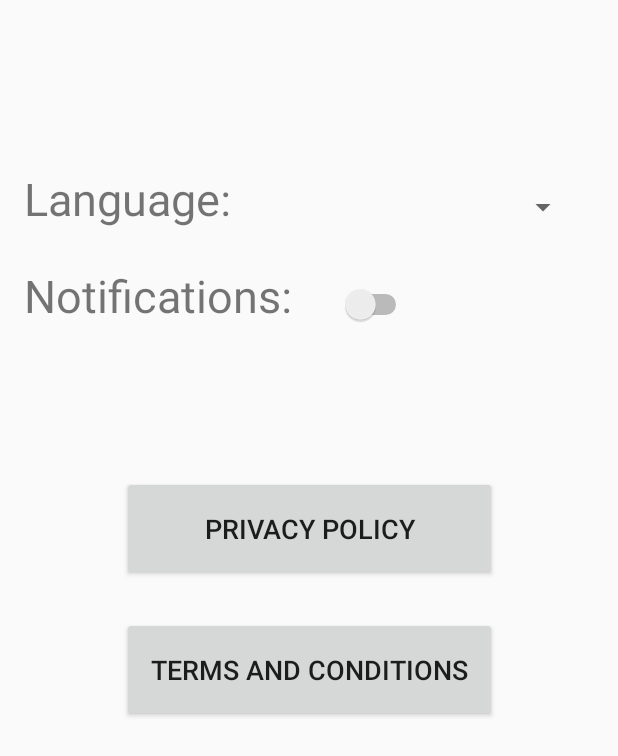
After one commit to AIR-FOI-HR/Hangio, an Android app: the layout settings.xml on its own in the app's theme, with its tools: preview values and no code run, on a phone screen of 412 x 824 dp. The commit adds this screen. Shown: the top 756 px of the screen. Run offline under Robolectric (Android 15) with nearby library versions, the phone set to English and light mode, and no system bars.

Commit message:
Dodan settings layuot
Dodan layout za settings. Dodanu stringovi u resources

```diff
--- /dev/null
+++ b/Hangio/app/src/main/res/layout/settings.xml
@@ -0,0 +1,73 @@
+<?xml version="1.0" encoding="utf-8"?>
+<androidx.constraintlayout.widget.ConstraintLayout xmlns:android="http://schemas.android.com/apk/res/android"
+    xmlns:app="http://schemas.android.com/apk/res-auto"
+    xmlns:tools="http://schemas.android.com/tools"
+    android:id="@+id/linearLayout"
+    android:layout_width="match_parent"
+    android:layout_height="match_parent">
+
+    <TextView
+        android:id="@+id/language_txt"
+        android:layout_width="wrap_content"
+        android:layout_height="wrap_content"
+        android:layout_marginStart="16dp"
+        android:layout_marginTop="112dp"
+        android:clickable="false"
+        android:text="@string/language"
+        android:textSize="30sp"
+        app:layout_constraintStart_toStartOf="parent"
+        app:layout_constraintTop_toTopOf="parent" />
+
+    <TextView
+        android:id="@+id/notifications_txt"
+        android:layout_width="wrap_content"
+        android:layout_height="wrap_content"
+        android:layout_marginStart="16dp"
+        android:layout_marginTop="24dp"
+        android:clickable="false"
+        android:text="@string/notifications"
+        android:textSize="30sp"
+        app:layout_constraintStart_toStartOf="parent"
+        app:layout_constraintTop_toBottomOf="@+id/language_txt" />
+
+    <Switch
+        android:id="@+id/notifications_switch"
+        android:layout_width="wrap_content"
+        android:layout_height="wrap_content"
+        android:layout_marginStart="32dp"
+        app:layout_constraintBaseline_toBaselineOf="@+id/notifications_txt"
+        app:layout_constraintStart_toEndOf="@+id/notifications_txt" />
+
+    <Button
+        android:id="@+id/terms_btn"
+        android:layout_width="250dp"
+        android:layout_height="70dp"
+        android:layout_marginTop="100dp"
+        android:text="@string/privacy"
+        android:textSize="18sp"
+        app:layout_constraintEnd_toEndOf="parent"
+        app:layout_constraintStart_toStartOf="parent"
+        app:layout_constraintTop_toBottomOf="@+id/notifications_txt" />
+
+    <Button
+        android:id="@+id/privacy_policy_btn"
+        android:layout_width="250dp"
+        android:layout_height="70dp"
+        android:layout_marginTop="24dp"
+        android:text="@string/terms"
+        android:textSize="18sp"
+        app:layout_constraintEnd_toEndOf="parent"
+        app:layout_constraintStart_toStartOf="parent"
+        app:layout_constraintTop_toBottomOf="@+id/terms_btn" />
+
+    <Spinner
+        android:id="@+id/language_spinner"
+        android:layout_width="200dp"
+        android:layout_height="30dp"
+        android:layout_marginStart="32dp"
+        android:layout_marginTop="123dp"
+        app:layout_constraintStart_toEndOf="@+id/language_txt"
+        app:layout_constraintTop_toTopOf="parent" />
+
+
+</androidx.constraintlayout.widget.ConstraintLayout>
--- a/Hangio/app/src/main/res/values/strings.xml
+++ b/Hangio/app/src/main/res/values/strings.xml
@@ -15,4 +15,9 @@
     <string name="menu_tools">Tools</string>
     <string name="menu_share">Share</string>
     <string name="menu_send">Send</string>
+
+    <string name="language">Language:</string>
+    <string name="notifications">Notifications:</string>
+    <string name="privacy">PRIVACY POLICY</string>
+    <string name="terms">TERMS AND CONDITIONS</string>
 </resources>
```
